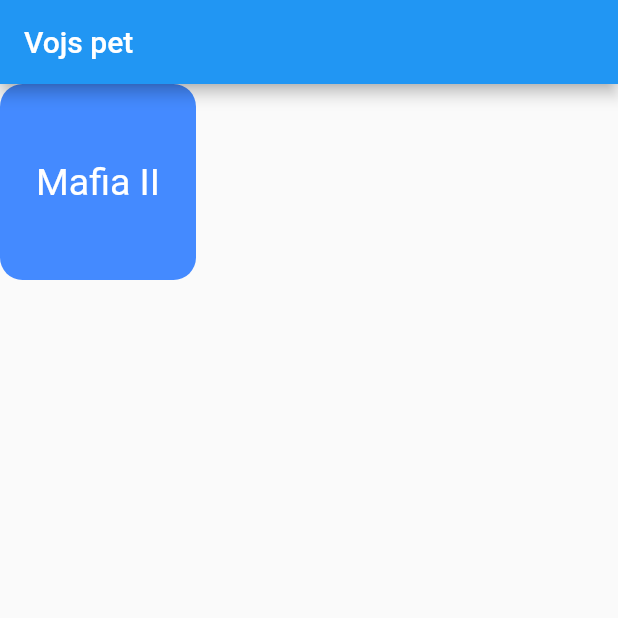
After one commit to Kerrely/flutter_voicepad, a Flutter app: the screen it shows after launch, on a phone screen of 412 x 824 dp, the top half of it. The commit adds this screen. Run offline on Flutter 3.47's test engine with Material 2 defaults, Android fonts, the phone set to English and light mode, and no system bars; our stand-ins replace get_it.

Commit message:
Project structure

```diff
--- /dev/null
+++ b/lib/app.dart
@@ -0,0 +1,17 @@
+import 'package:flutter/material.dart';
+import 'package:voice_pad/ui/pages/category_selection.dart';
+
+class VoicePadApp extends StatelessWidget {
+  const VoicePadApp({super.key});
+
+  @override
+  Widget build(BuildContext context) {
+    return MaterialApp(
+      title: 'Flutter Demo',
+      theme: ThemeData(
+        primarySwatch: Colors.blue,
+      ),
+      home: const CategorySelectionPage(),
+    );
+  }
+}
--- /dev/null
+++ b/lib/ui/pages/category_selection.dart
@@ -0,0 +1,47 @@
+import 'package:flutter/material.dart';
+import 'package:voice_pad/data/data_provider.dart';
+import 'package:voice_pad/ui/pages/voice_selection.dart';
+import 'package:voice_pad/ui/widgets/grid_item.dart';
+import 'package:voice_pad/utils/injector.dart';
+
+class CategorySelectionPage extends StatefulWidget {
+  const CategorySelectionPage({super.key});
+
+  @override
+  State<CategorySelectionPage> createState() => _CategorySelectionPageState();
+}
+
+class _CategorySelectionPageState extends State<CategorySelectionPage> {
+  final DataProvider dataProvider = injector();
+
+  @override
+  Widget build(BuildContext context) {
+    return Scaffold(
+      appBar: AppBar(
+        title: const Text('Vojs pet'),
+      ),
+      body: Center(
+        child: GridView.count(
+          crossAxisCount: 3,
+          crossAxisSpacing: 10,
+          mainAxisSpacing: 10,
+          children: [
+            for (final category in dataProvider.categories)
+              GridItem(
+                title: category.title,
+                onTap: () {
+                  Navigator.of(context).push(
+                    MaterialPageRoute(
+                      builder: (_) => VoiceSelectionPage(
+                        category: category,
+                      ),
+                    ),
+                  );
+                },
+              ),
+          ],
+        ),
+      ),
+    );
+  }
+}
--- /dev/null
+++ b/lib/ui/widgets/grid_item.dart
@@ -0,0 +1,37 @@
+import 'package:flutter/material.dart';
+
+class GridItem extends StatelessWidget {
+  final String title;
+  final VoidCallback onTap;
+
+  const GridItem({
+    required this.title,
+    required this.onTap,
+    Key? key,
+  }) : super(key: key);
+
+  @override
+  Widget build(BuildContext context) {
+    return ClipRRect(
+      borderRadius: BorderRadius.circular(15),
+      child: Material(
+        color: Colors.blueAccent,
+        child: InkWell(
+          onTap: onTap,
+          child: GridTile(
+            child: Center(
+              child: Text(
+                title,
+                textAlign: TextAlign.center,
+                style: const TextStyle(
+                  fontSize: 25,
+                  color: Colors.white,
+                ),
+              ),
+            ),
+          ),
+        ),
+      ),
+    );
+  }
+}
```
Also changed, not shown: lib/main.dart (+4 -138 lines), lib/ui/pages/voice_selection.dart (added, +48 -0 lines), 1 other file.
